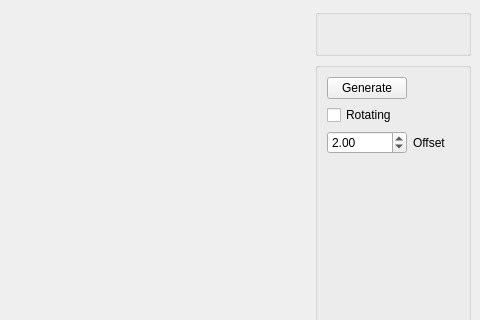
First picture: the form in ui/mainwindow.ui, repository kateedge100/implicitMuscles, before the edit; both pictures show x 320 to 800 and y 0 to 320 of the 800 by 600 pixel window.
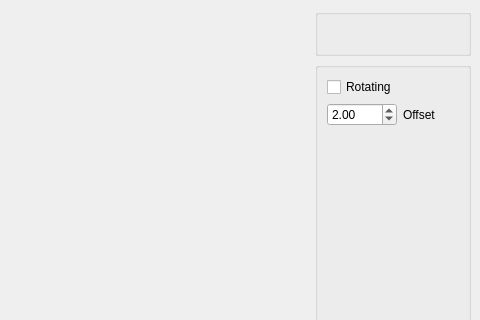
Second picture: the form after the edit.

```diff
--- a/ui/mainwindow.ui
+++ b/ui/mainwindow.ui
@@ -89,7 +89,7 @@
        <string/>
       </property>
       <layout class="QGridLayout" name="gridLayout_2">
-       <item row="1" column="1">
+       <item row="0" column="1">
         <widget class="QCheckBox" name="m_rotating">
          <property name="enabled">
           <bool>true</bool>
@@ -102,7 +102,7 @@
          </property>
         </widget>
        </item>
-       <item row="3" column="1">
+       <item row="2" column="1">
         <spacer name="verticalSpacer">
          <property name="orientation">
           <enum>Qt::Vertical</enum>
@@ -115,27 +115,7 @@
          </property>
         </spacer>
        </item>
-       <item row="0" column="2">
-        <spacer name="horizontalSpacer_3">
-         <property name="orientation">
-          <enum>Qt::Horizontal</enum>
-         </property>
-         <property name="sizeHint" stdset="0">
-          <size>
-           <width>40</width>
-           <height>20</height>
-          </size>
-         </property>
-        </spacer>
-       </item>
-       <item row="0" column="1">
-        <widget class="QPushButton" name="generate">
-         <property name="text">
-          <string>Generate</string>
-         </property>
-        </widget>
-       </item>
-       <item row="2" column="1">
+       <item row="1" column="1">
         <widget class="QDoubleSpinBox" name="offsetSpinBox">
          <property name="minimum">
           <double>0.100000000000000</double>
@@ -151,7 +131,7 @@
          </property>
         </widget>
        </item>
-       <item row="2" column="2">
+       <item row="1" column="2">
         <widget class="QLabel" name="offset_Label">
          <property name="text">
           <string>Offset</string>
```
